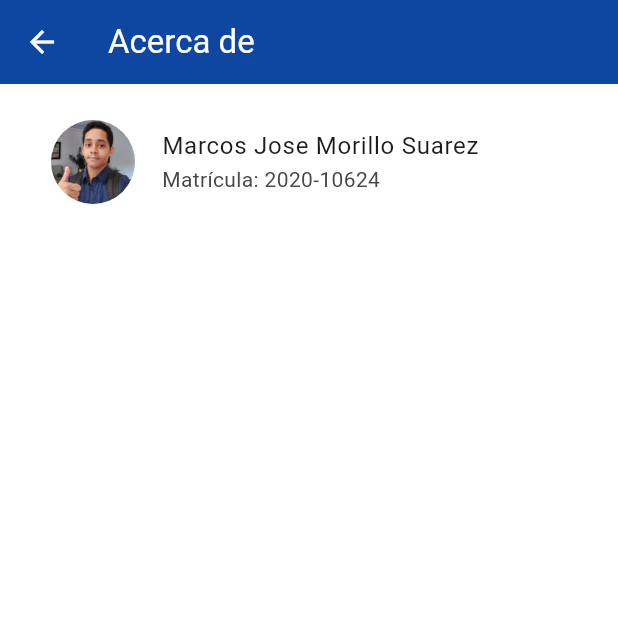
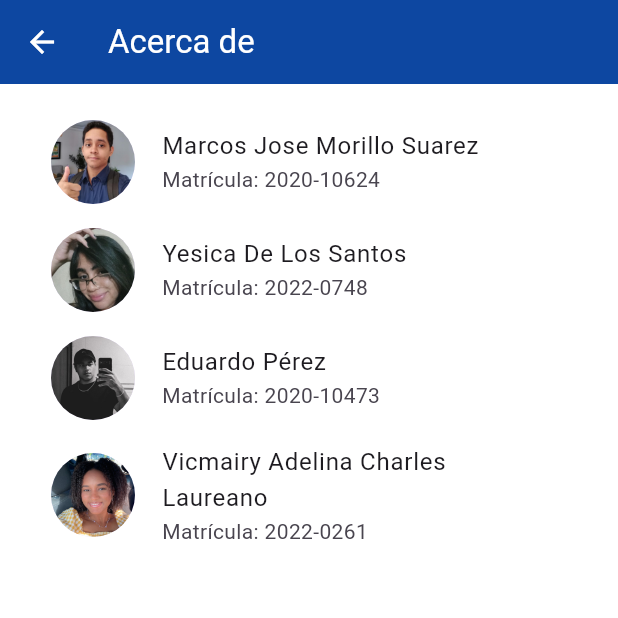
Before and after one commit to MjMorillo22/Proyecto-final-de-Aplicaciones-M-biles, a Flutter app: the AcercaDePage screen opened directly, on a phone screen of 412 x 824 dp, the top half of it. Run offline on Flutter 3.47's test engine with Material 3 defaults, Android fonts, the phone set to English and light mode, and no system bars; our stand-ins replace google_maps_flutter, shared_preferences, webview_flutter, youtube_player_flutter; accounts and stored records are empty.

Commit message:
Agregando los desarrolladores

```diff
--- a/lib/pages/acerca_de_page.dart
+++ b/lib/pages/acerca_de_page.dart
@@ -13,22 +13,26 @@ class AcercaDePage extends StatelessWidget {
               imagePath: 'assets/marcos.png',
               name: 'Marcos Jose Morillo Suarez',
               matricula: 'Matrícula: 2020-10624',
+              aporte: 'Desarrollo de la aplicacion',
             ),
-            // DeveloperInfo(
-            //   imagePath: 'assets/vago2.jpg',
-            //   name: 'Yesica De Los Santos',
-            //   matricula: 'Matrícula: 2022-0748',
-            // ),
-            // DeveloperInfo(
-            //   imagePath: 'assets/vago3.jpg',
-            //   name: 'Eduardo Pérez',
-            //   matricula: 'Matrícula: 2020-10473',
-            // ),
-            // DeveloperInfo(
-            //   imagePath: 'assets/vago1.jpg',
-            //   name: 'Vicmairy Adelina Charles Laureano',
-            //   matricula: 'Matrícula: 2022-0261',
-            // ),
+            DeveloperInfo(
+            imagePath: 'assets/vago2.jpg',
+            name: 'Yesica De Los Santos',
+            matricula: 'Matrícula: 2022-0748',
+            aporte: 'Absolutamente nada',
+            ),
+            DeveloperInfo(
+            imagePath: 'assets/vago3.jpg',
+            name: 'Eduardo Pérez',
+            matricula: 'Matrícula: 2020-10473',
+            aporte: 'Absolutamente nada',
+            ),
+            DeveloperInfo(
+            imagePath: 'assets/vago1.jpg',
+            name: 'Vicmairy Adelina Charles Laureano',
+            matricula: 'Matrícula: 2022-0261',
+            aporte: 'Absolutamente nada',
+            ),
           ],
         ),
       ),
@@ -40,11 +44,13 @@ class DeveloperInfo extends StatelessWidget {
   final String imagePath;
   final String name;
   final String matricula;
+  final String aporte;
 
   const DeveloperInfo({
     required this.imagePath,
     required this.name,
     required this.matricula,
+    required this.aporte,
   });
 
   @override
```
